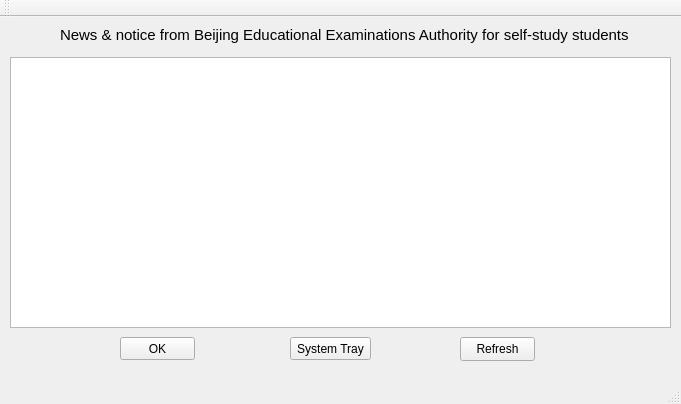
Above: webwid.ui from pan/zknews before the change. Below: the same form after it.
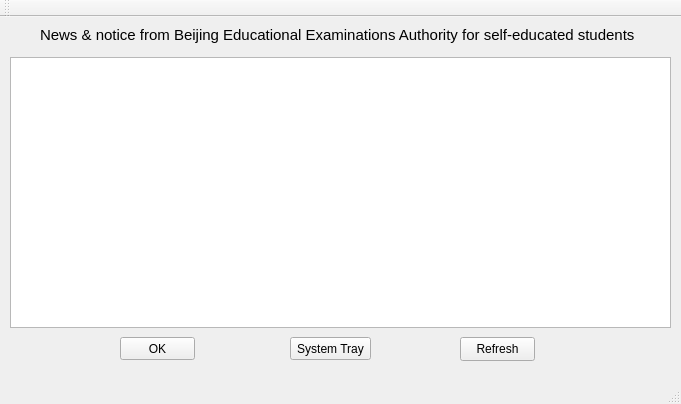
That is the form after the change. Icons and pictures are not drawn.

Commit message: default retrieval is 15 minutes

The edit to the form file:
```diff
--- a/webwid.ui
+++ b/webwid.ui
@@ -76,9 +76,9 @@
    <widget class="QLabel" name="label">
     <property name="geometry">
      <rect>
-      <x>60</x>
+      <x>40</x>
       <y>10</y>
-      <width>581</width>
+      <width>601</width>
       <height>16</height>
      </rect>
     </property>
@@ -89,7 +89,7 @@
      </font>
     </property>
     <property name="text">
-     <string>News &amp; notice from Beijing Educational Examinations Authority for self-study students</string>
+     <string>News &amp; notice from Beijing Educational Examinations Authority for self-educated students</string>
     </property>
    </widget>
    <widget class="QPushButton" name="OKButton">
```
The commit also changes 2 other files.
